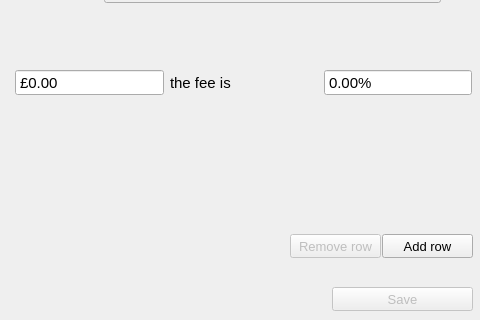
The window that gui/platform_edit.ui (RolandWH/SIPPCompare) describes before a commit, drawn with Qt 5; both pictures show x 150 to 630 and y 247 to 567 of the 630 by 567 pixel window.
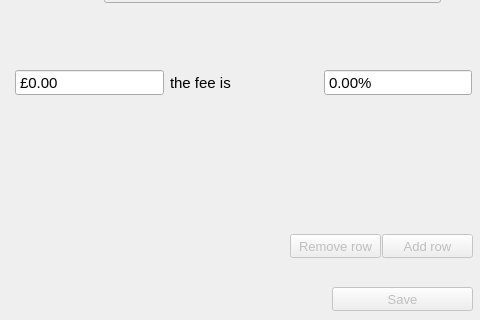
The same window after the commit. Custom widgets are drawn as their Qt base class.

Commit message: fix inout validation on first row

```diff
--- a/gui/platform_edit.ui
+++ b/gui/platform_edit.ui
@@ -446,6 +446,9 @@
    </layout>
   </widget>
   <widget class="QPushButton" name="add_row_but">
+   <property name="enabled">
+    <bool>false</bool>
+   </property>
    <property name="geometry">
     <rect>
      <x>532</x>
```
The commit also changes 1 other file.
